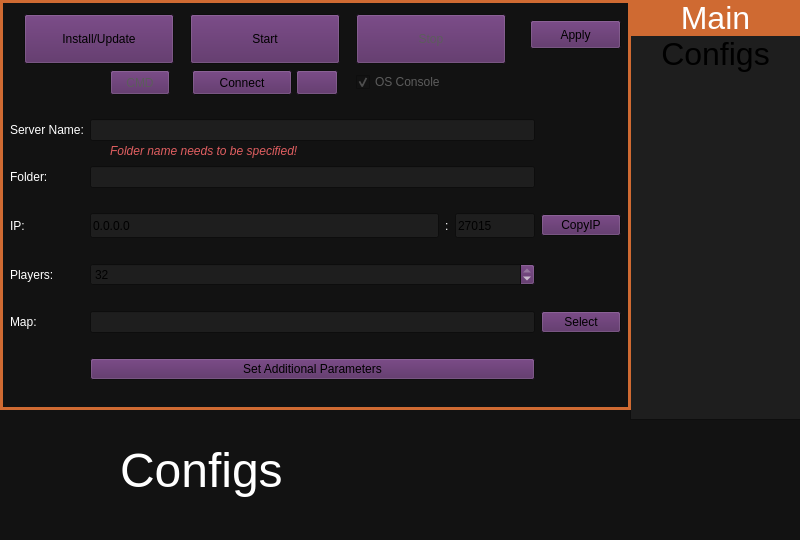
First picture: the form in serverwindow.ui, repository metootem/TF2-Dedicated-Server-Manager, before the edit; both pictures show x 0 to 800 and y 0 to 540 of the 800 by 773 pixel window.
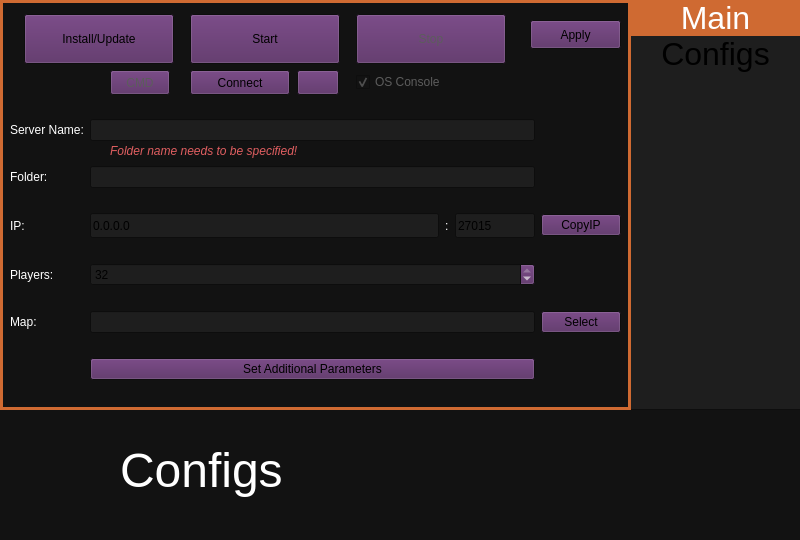
Second picture: the form after the edit. Icons and pictures are not drawn.

The edit to the form file:
```diff
--- a/serverwindow.ui
+++ b/serverwindow.ui
@@ -846,6 +846,9 @@
      </item>
      <item row="1" column="1">
       <layout class="QHBoxLayout" name="horizontalLayout_2">
+       <property name="spacing">
+        <number>7</number>
+       </property>
        <item>
         <widget class="QPushButton" name="btnConnectToServer">
          <property name="enabled">
@@ -1011,7 +1014,7 @@
      <x>630</x>
      <y>-1</y>
      <width>171</width>
-     <height>421</height>
+     <height>411</height>
     </rect>
    </property>
    <property name="palette">
@@ -1350,7 +1353,7 @@
     <rect>
      <x>0</x>
      <y>410</y>
-     <width>601</width>
+     <width>631</width>
      <height>411</height>
     </rect>
    </property>
```
Left out of the diff: 3 changed lines with no effect on the pictures.
